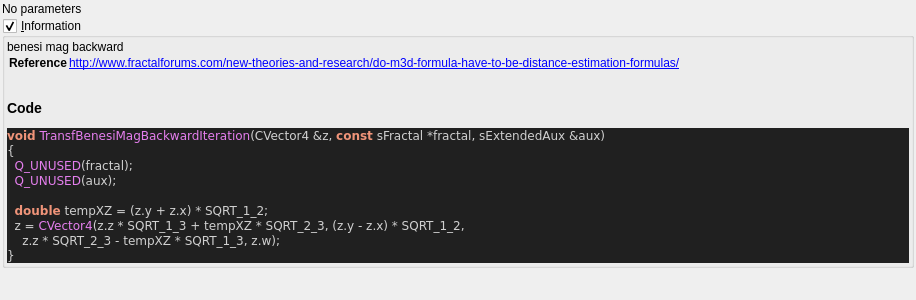
Qt form mandelbulber2/formula/ui/fractal_transf_benesi_mag_backward.ui (buddhi1980/mandelbulber2) before a commit.
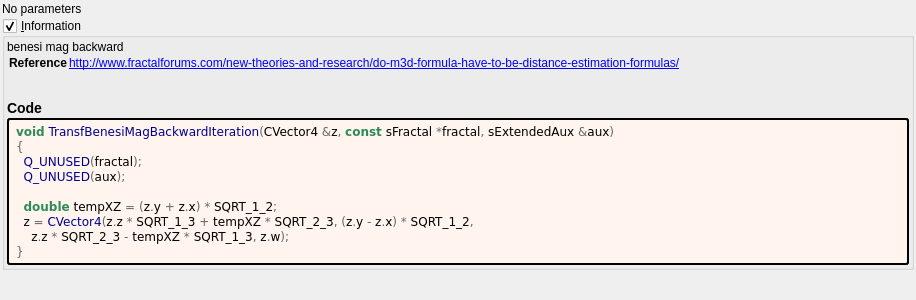
The same form after that commit. Custom widgets are drawn as their Qt base class.

Patch:
```diff
--- a/mandelbulber2/formula/ui/fractal_transf_benesi_mag_backward.ui
+++ b/mandelbulber2/formula/ui/fractal_transf_benesi_mag_backward.ui
@@ -67,23 +67,38 @@
        <number>2</number>
       </property>
       <item>
-       <widget class="QLabel" name="label_code_content">
+	   <widget class="QLabel" name="label_information_general">
         <property name="text">
          <string notr="true">&lt;p&gt;benesi mag backward&lt;/p&gt;&lt;table&gt;
 &lt;tr&gt;&lt;th&gt;Reference&lt;/th&gt;&lt;td&gt;&lt;a href=&quot;http://www.fractalforums.com/new-theories-and-research/do-m3d-formula-have-to-be-distance-estimation-formulas/&quot;&gt;http://www.fractalforums.com/new-theories-and-research/do-m3d-formula-have-to-be-distance-estimation-formulas/&lt;br&gt;
 &lt;/td&gt;&lt;/tr&gt;
 &lt;/table&gt;
-&lt;h3&gt;Code&lt;/h3&gt;
-&lt;body style=&quot;background-color:#202020&quot;&gt;
-&lt;pre style=&quot;color:#d0d0d0; background-color:#202020;  font-family:'Courier New',monospace;&quot;&gt;&lt;span style=&quot;color:#f09479; font-weight:bold&quot;&gt;void&lt;/span&gt; &lt;span style=&quot;color:#e47eed&quot;&gt;TransfBenesiMagBackwardIteration&lt;/span&gt;&lt;span style=&quot;color:#d0d0d0&quot;&gt;(&lt;/span&gt;CVector4 &lt;span style=&quot;color:#d0d0d0&quot;&gt;&amp;amp;&lt;/span&gt;z&lt;span style=&quot;color:#d0d0d0&quot;&gt;,&lt;/span&gt; &lt;span style=&quot;color:#f09479; font-weight:bold&quot;&gt;const&lt;/span&gt; sFractal &lt;span style=&quot;color:#d0d0d0&quot;&gt;*&lt;/span&gt;fractal&lt;span style=&quot;color:#d0d0d0&quot;&gt;,&lt;/span&gt; sExtendedAux &lt;span style=&quot;color:#d0d0d0&quot;&gt;&amp;amp;&lt;/span&gt;aux&lt;span style=&quot;color:#d0d0d0&quot;&gt;)&lt;/span&gt;
-&lt;span style=&quot;color:#d0d0d0&quot;&gt;{&lt;/span&gt;
-  &lt;span style=&quot;color:#e47eed&quot;&gt;Q_UNUSED&lt;/span&gt;&lt;span style=&quot;color:#d0d0d0&quot;&gt;(&lt;/span&gt;fractal&lt;span style=&quot;color:#d0d0d0&quot;&gt;);&lt;/span&gt;
-  &lt;span style=&quot;color:#e47eed&quot;&gt;Q_UNUSED&lt;/span&gt;&lt;span style=&quot;color:#d0d0d0&quot;&gt;(&lt;/span&gt;aux&lt;span style=&quot;color:#d0d0d0&quot;&gt;);&lt;/span&gt;
+&lt;h3&gt;Code&lt;/h3&gt;</string>
+		</property>
+		<property name="wordWrap">
+		 <bool>true</bool>
+		</property>
+		<property name="openExternalLinks">
+		 <bool>true</bool>
+		</property>
+		<property name="textInteractionFlags">
+		 <set>Qt::LinksAccessibleByMouse|Qt::TextSelectableByMouse</set>
+		</property>
+		</widget>
+	   </item>
+	   <item>
+	    <widget class="QLabel" name="label_code_content">
+		 <property name="text">
+		  <string notr="true">&lt;body style=&quot;background-color:#fff5ee&quot;&gt;
+&lt;pre style=&quot;color:#000000; background-color:#fff5ee;  font-family:'Courier New',monospace;&quot;&gt;&lt;span style=&quot;color:#2e8b57; font-weight:bold&quot;&gt;void&lt;/span&gt; &lt;span style=&quot;color:#00008f&quot;&gt;TransfBenesiMagBackwardIteration&lt;/span&gt;&lt;span style=&quot;color:#676767&quot;&gt;(&lt;/span&gt;CVector4 &lt;span style=&quot;color:#676767&quot;&gt;&amp;amp;&lt;/span&gt;z&lt;span style=&quot;color:#676767&quot;&gt;,&lt;/span&gt; &lt;span style=&quot;color:#2e8b57; font-weight:bold&quot;&gt;const&lt;/span&gt; sFractal &lt;span style=&quot;color:#676767&quot;&gt;*&lt;/span&gt;fractal&lt;span style=&quot;color:#676767&quot;&gt;,&lt;/span&gt; sExtendedAux &lt;span style=&quot;color:#676767&quot;&gt;&amp;amp;&lt;/span&gt;aux&lt;span style=&quot;color:#676767&quot;&gt;)&lt;/span&gt;
+&lt;span style=&quot;color:#676767&quot;&gt;{&lt;/span&gt;
+  &lt;span style=&quot;color:#00008f&quot;&gt;Q_UNUSED&lt;/span&gt;&lt;span style=&quot;color:#676767&quot;&gt;(&lt;/span&gt;fractal&lt;span style=&quot;color:#676767&quot;&gt;);&lt;/span&gt;
+  &lt;span style=&quot;color:#00008f&quot;&gt;Q_UNUSED&lt;/span&gt;&lt;span style=&quot;color:#676767&quot;&gt;(&lt;/span&gt;aux&lt;span style=&quot;color:#676767&quot;&gt;);&lt;/span&gt;
 
-  &lt;span style=&quot;color:#f09479; font-weight:bold&quot;&gt;double&lt;/span&gt; tempXZ &lt;span style=&quot;color:#d0d0d0&quot;&gt;= (&lt;/span&gt;z&lt;span style=&quot;color:#d0d0d0&quot;&gt;.&lt;/span&gt;y &lt;span style=&quot;color:#d0d0d0&quot;&gt;+&lt;/span&gt; z&lt;span style=&quot;color:#d0d0d0&quot;&gt;.&lt;/span&gt;x&lt;span style=&quot;color:#d0d0d0&quot;&gt;) *&lt;/span&gt; SQRT_1_2&lt;span style=&quot;color:#d0d0d0&quot;&gt;;&lt;/span&gt;
-  z &lt;span style=&quot;color:#d0d0d0&quot;&gt;=&lt;/span&gt; &lt;span style=&quot;color:#e47eed&quot;&gt;CVector4&lt;/span&gt;&lt;span style=&quot;color:#d0d0d0&quot;&gt;(&lt;/span&gt;z&lt;span style=&quot;color:#d0d0d0&quot;&gt;.&lt;/span&gt;z &lt;span style=&quot;color:#d0d0d0&quot;&gt;*&lt;/span&gt; SQRT_1_3 &lt;span style=&quot;color:#d0d0d0&quot;&gt;+&lt;/span&gt; tempXZ &lt;span style=&quot;color:#d0d0d0&quot;&gt;*&lt;/span&gt; SQRT_2_3&lt;span style=&quot;color:#d0d0d0&quot;&gt;, (&lt;/span&gt;z&lt;span style=&quot;color:#d0d0d0&quot;&gt;.&lt;/span&gt;y &lt;span style=&quot;color:#d0d0d0&quot;&gt;-&lt;/span&gt; z&lt;span style=&quot;color:#d0d0d0&quot;&gt;.&lt;/span&gt;x&lt;span style=&quot;color:#d0d0d0&quot;&gt;) *&lt;/span&gt; SQRT_1_2&lt;span style=&quot;color:#d0d0d0&quot;&gt;,&lt;/span&gt;
-    z&lt;span style=&quot;color:#d0d0d0&quot;&gt;.&lt;/span&gt;z &lt;span style=&quot;color:#d0d0d0&quot;&gt;*&lt;/span&gt; SQRT_2_3 &lt;span style=&quot;color:#d0d0d0&quot;&gt;-&lt;/span&gt; tempXZ &lt;span style=&quot;color:#d0d0d0&quot;&gt;*&lt;/span&gt; SQRT_1_3&lt;span style=&quot;color:#d0d0d0&quot;&gt;,&lt;/span&gt; z&lt;span style=&quot;color:#d0d0d0&quot;&gt;.&lt;/span&gt;w&lt;span style=&quot;color:#d0d0d0&quot;&gt;);&lt;/span&gt;
-&lt;span style=&quot;color:#d0d0d0&quot;&gt;}&lt;/span&gt;
+  &lt;span style=&quot;color:#2e8b57; font-weight:bold&quot;&gt;double&lt;/span&gt; tempXZ &lt;span style=&quot;color:#676767&quot;&gt;= (&lt;/span&gt;z&lt;span style=&quot;color:#676767&quot;&gt;.&lt;/span&gt;y &lt;span style=&quot;color:#676767&quot;&gt;+&lt;/span&gt; z&lt;span style=&quot;color:#676767&quot;&gt;.&lt;/span&gt;x&lt;span style=&quot;color:#676767&quot;&gt;) *&lt;/span&gt; SQRT_1_2&lt;span style=&quot;color:#676767&quot;&gt;;&lt;/span&gt;
+  z &lt;span style=&quot;color:#676767&quot;&gt;=&lt;/span&gt; &lt;span style=&quot;color:#00008f&quot;&gt;CVector4&lt;/span&gt;&lt;span style=&quot;color:#676767&quot;&gt;(&lt;/span&gt;z&lt;span style=&quot;color:#676767&quot;&gt;.&lt;/span&gt;z &lt;span style=&quot;color:#676767&quot;&gt;*&lt;/span&gt; SQRT_1_3 &lt;span style=&quot;color:#676767&quot;&gt;+&lt;/span&gt; tempXZ &lt;span style=&quot;color:#676767&quot;&gt;*&lt;/span&gt; SQRT_2_3&lt;span style=&quot;color:#676767&quot;&gt;, (&lt;/span&gt;z&lt;span style=&quot;color:#676767&quot;&gt;.&lt;/span&gt;y &lt;span style=&quot;color:#676767&quot;&gt;-&lt;/span&gt; z&lt;span style=&quot;color:#676767&quot;&gt;.&lt;/span&gt;x&lt;span style=&quot;color:#676767&quot;&gt;) *&lt;/span&gt; SQRT_1_2&lt;span style=&quot;color:#676767&quot;&gt;,&lt;/span&gt;
+    z&lt;span style=&quot;color:#676767&quot;&gt;.&lt;/span&gt;z &lt;span style=&quot;color:#676767&quot;&gt;*&lt;/span&gt; SQRT_2_3 &lt;span style=&quot;color:#676767&quot;&gt;-&lt;/span&gt; tempXZ &lt;span style=&quot;color:#676767&quot;&gt;*&lt;/span&gt; SQRT_1_3&lt;span style=&quot;color:#676767&quot;&gt;,&lt;/span&gt; z&lt;span style=&quot;color:#676767&quot;&gt;.&lt;/span&gt;w&lt;span style=&quot;color:#676767&quot;&gt;);&lt;/span&gt;
+&lt;span style=&quot;color:#676767&quot;&gt;}&lt;/span&gt;
 &lt;/pre&gt;
 &lt;/body&gt;</string>
         </property>
@@ -96,6 +111,9 @@
         <property name="textInteractionFlags">
          <set>Qt::LinksAccessibleByMouse|Qt::TextSelectableByMouse</set>
         </property>
+		 <property name="styleSheet">
+		  <string notr="true">border-style: outset; border-width: 2px; border-radius: 3px; border-color: black; background-color: #fff5ee; padding: 4px;</string>
+		  </property>
        </widget>
       </item>
      </layout>
```
Lines whose indentation alone changed are shown as unchanged.
